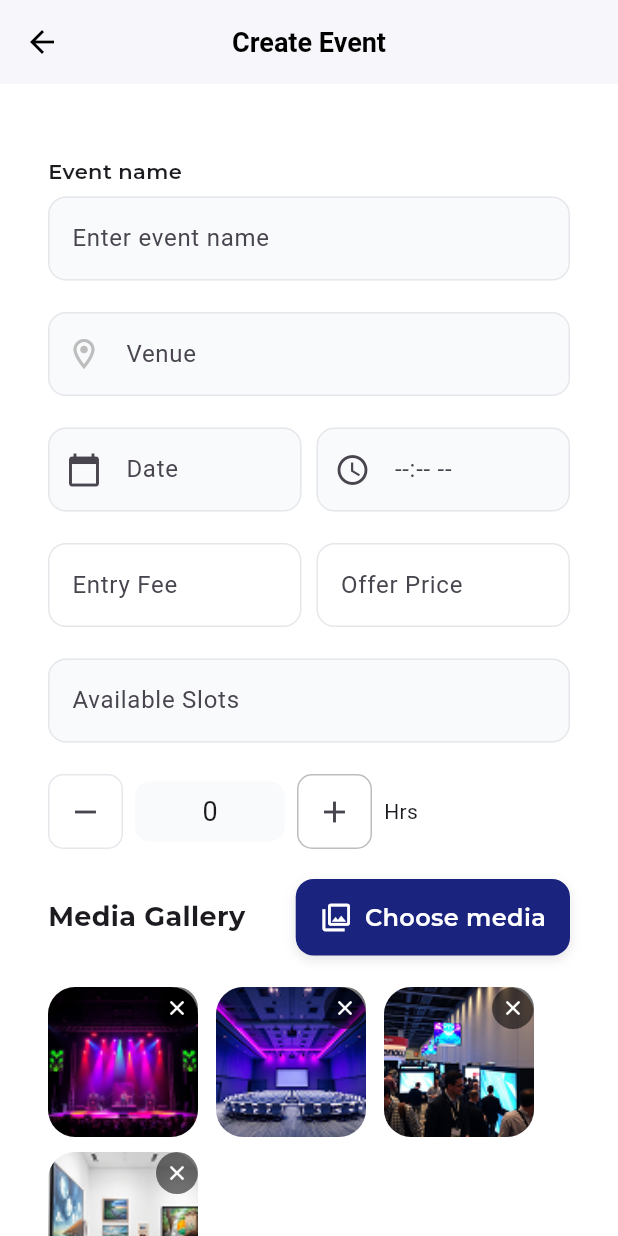
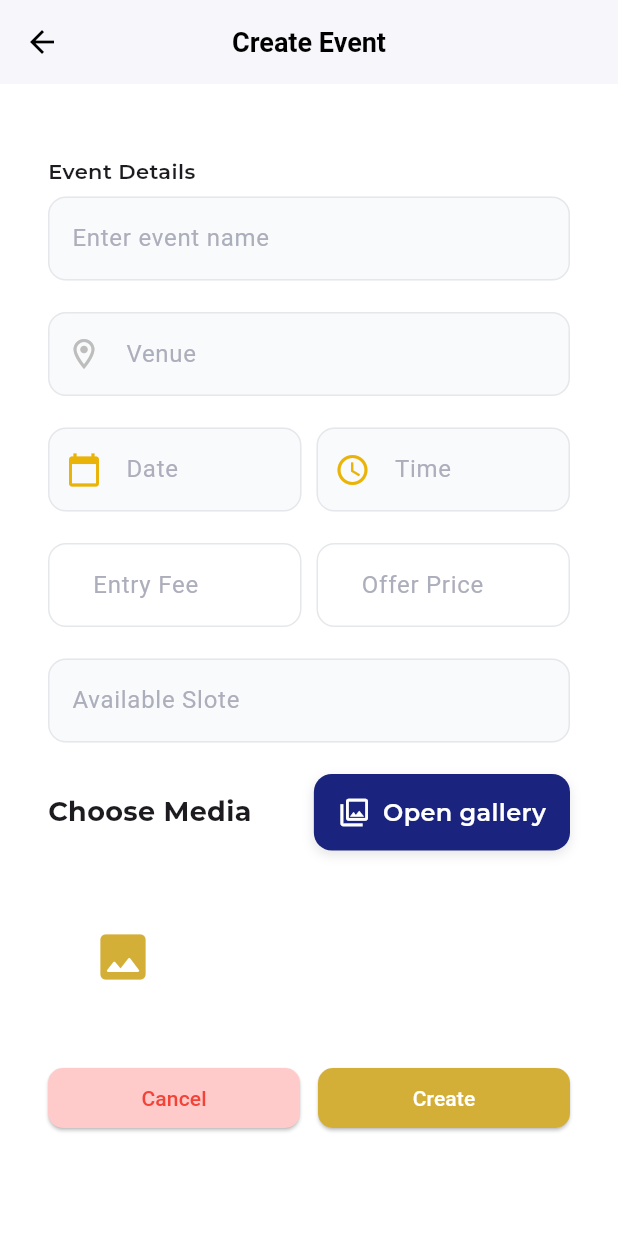
Before and after one commit to NizzCorp-O/eventivo, a Flutter app: the EventCreationScreen screen opened directly, on a phone screen of 412 x 824 dp. Run offline on Flutter 3.47's test engine with Material 3 defaults, Android fonts, the phone set to English and light mode, and no system bars; our stand-ins replace bloc, cloud_firestore, firebase_auth, firebase_core, firebase_storage, flutter_bloc and 1 more; accounts and stored records are empty.

Commit message:
updated event creation screen

```diff
--- a/lib/features/Events/Presentation/screens/admin_dashbord.dart/event_creation_screen.dart
+++ b/lib/features/Events/Presentation/screens/admin_dashbord.dart/event_creation_screen.dart
@@ -1,8 +1,12 @@
+import 'dart:io';
+
 import 'package:eventivo/core/constants/color_constants.dart/color_constant.dart';
 import 'package:eventivo/core/utils%20/fonts.dart';
+import 'package:eventivo/features/Events/Data/repositories/Event_repositories.dart';
 import 'package:eventivo/features/Events/Presentation/Bloc/event_bloc.dart';
 import 'package:flutter/material.dart';
 import 'package:flutter_bloc/flutter_bloc.dart';
+import 'package:image_picker/image_picker.dart';
 import 'package:intl/intl.dart';
 
 class EventCreationScreen extends StatelessWidget {
@@ -10,15 +14,9 @@ class EventCreationScreen extends StatelessWidget {
 
   @override
   Widget build(BuildContext context) {
+    final EventRepository eventrepo = EventRepository();
     TextEditingController dateController = TextEditingController();
     TextEditingController timeController = TextEditingController();
-
-    List<String> images = [
-      "assets/images/div (2).png",
-      "assets/images/hall.png",
-      "assets/images/img (2).png",
-      "assets/images/img (4).png",
-    ];
 
     return Scaffold(
       backgroundColor: ColorConstant.MainWhite,
@@ -50,7 +48,7 @@ class EventCreationScreen extends StatelessWidget {
                 children: [
                   const SizedBox(height: 16),
                   Text(
-                    "Event name",
+                    "Event Details",
                     style: TextStyle(
                       fontFamily: CustomFontss.fontFamily,
                       fontWeight: FontWeight.w500,
@@ -68,6 +66,7 @@ class EventCreationScreen extends StatelessWidget {
                         borderRadius: BorderRadius.circular(12),
                       ),
                       hintText: "Enter event name",
+                      hintStyle: TextStyle(color: ColorConstant.InputText),
                       enabledBorder: OutlineInputBorder(
                         borderSide: BorderSide(
                           color: ColorConstant.InputBorder,
@@ -92,6 +91,7 @@ class EventCreationScreen extends StatelessWidget {
                         borderRadius: BorderRadius.circular(12),
                       ),
                       hintText: "Venue",
+                      hintStyle: TextStyle(color: ColorConstant.InputText),
                       enabledBorder: OutlineInputBorder(
                         borderSide: BorderSide(
                           color: ColorConstant.InputBorder,
@@ -130,12 +130,15 @@ class EventCreationScreen extends StatelessWidget {
                                     ),
 
                                     hintText: "Date",
+                                    hintStyle: TextStyle(
+                                      color: ColorConstant.InputText,
+                                    ),
                                     prefixIcon: InkWell(
                                       onTap: () async {
                                         final pickedDate = await showDatePicker(
                                           context: context,
                                           initialDate: DateTime.now(),
-                                          firstDate: DateTime(2000),
+                                          firstDate: DateTime.now(),
                                           lastDate: DateTime(2100),
                                         );
                                         if (pickedDate != null) {
@@ -147,7 +150,10 @@ class EventCreationScreen extends StatelessWidget {
                                           );
                                         }
                                       },
-                                      child: Icon(Icons.calendar_today),
+                                      child: Icon(
+                                        Icons.calendar_today,
+                                        color: ColorConstant.GradientColor2,
+                                      ),
                                     ),
                                     border: OutlineInputBorder(
                                       borderRadius: BorderRadius.circular(10),
@@ -173,7 +179,10 @@ class EventCreationScreen extends StatelessWidget {
                                 fillColor: ColorConstant.textfieldBG,
                                 filled: true,
 
-                                hintText: "--:-- --",
+                                hintText: "Time",
+                                hintStyle: TextStyle(
+                                  color: ColorConstant.InputText,
+                                ),
                                 prefixIcon: InkWell(
                                   onTap: () async {
                                     final pickedTime = await showTimePicker(
@@ -186,7 +195,10 @@ class EventCreationScreen extends StatelessWidget {
                                       );
                                     }
                                   },
-                                  child: Icon(Icons.access_time),
+                                  child: Icon(
+                                    Icons.access_time,
+                                    color: ColorConstant.GradientColor2,
+                                  ),
                                 ),
                                 border: OutlineInputBorder(
                                   borderRadius: BorderRadius.circular(10),
@@ -213,7 +225,11 @@ class EventCreationScreen extends StatelessWidget {
                               ),
                               borderRadius: BorderRadius.circular(12),
                             ),
-                            labelText: "Entry Fee",
+                            hintText: "Entry Fee",
+                            hintStyle: TextStyle(
+                              color: ColorConstant.InputText,
+                            ),
+
                             prefixText: "\$ ",
                             border: OutlineInputBorder(
                               borderRadius: BorderRadius.circular(10),
@@ -233,7 +249,11 @@ class EventCreationScreen extends StatelessWidget {
                               ),
                               borderRadius: BorderRadius.circular(12),
                             ),
-                            labelText: "Offer Price",
+                            hintText: "Offer Price",
+
+                            hintStyle: TextStyle(
+                              color: ColorConstant.InputText,
+                            ),
                             prefixText: "\$ ",
                             border: OutlineInputBorder(
                               borderRadius: BorderRadius.circular(10),
@@ -257,8 +277,10 @@ class EventCreationScreen extends StatelessWidget {
                         ),
                         borderRadius: BorderRadius.circular(12),
                       ),
-                      labelText: "Available Slots",
-                      hintText: "Enter number of slots",
+
+                      hintText: "Available Slote",
+
+                      hintStyle: TextStyle(color: ColorConstant.InputText),
                       border: OutlineInputBorder(
                         borderRadius: BorderRadius.circular(10),
                       ),
@@ -267,53 +289,53 @@ class EventCreationScreen extends StatelessWidget {
                   SizedBox(height: 21),
 
                   // Cancellation Time
-                  Row(
-                    children: [
-                      Container(
-                        decoration: BoxDecoration(
-                          border: Border.all(color: ColorConstant.InputBorder),
-                          borderRadius: BorderRadius.circular(10),
-                        ),
-                        child: IconButton(
-                          onPressed: () {},
-                          icon: const Icon(Icons.remove),
-                        ),
-                      ),
-                      const SizedBox(width: 8),
-                      Container(
-                        width: 100,
-                        decoration: BoxDecoration(
-                          color: ColorConstant.textfieldBG,
-                          borderRadius: BorderRadius.circular(10),
-                        ),
-                        height: 40,
-                        child: const Center(
-                          child: Text("0", style: TextStyle(fontSize: 18)),
-                        ),
-                      ),
-                      const SizedBox(width: 8),
-                      Container(
-                        decoration: BoxDecoration(
-                          border: Border.all(color: Colors.grey.shade400),
-                          borderRadius: BorderRadius.circular(10),
-                        ),
-                        child: IconButton(
-                          onPressed: () {},
-                          icon: const Icon(Icons.add),
-                        ),
-                      ),
-                      const SizedBox(width: 8),
-                      const Text("Hrs"),
-                    ],
-                  ),
-                  const SizedBox(height: 20),
+                  // Row(
+                  //   children: [
+                  //     Container(
+                  //       decoration: BoxDecoration(
+                  //         border: Border.all(color: ColorConstant.InputBorder),
+                  //         borderRadius: BorderRadius.circular(10),
+                  //       ),
+                  //       child: IconButton(
+                  //         onPressed: () {},
+                  //         icon: const Icon(Icons.remove),
+                  //       ),
+                  //     ),
+                  //     const SizedBox(width: 8),
+                  //     Container(
+                  //       width: 100,
+                  //       decoration: BoxDecoration(
+                  //         color: ColorConstant.textfieldBG,
+                  //         borderRadius: BorderRadius.circular(10),
+                  //       ),
+                  //       height: 40,
+                  //       child: const Center(
+                  //         child: Text("0", style: TextStyle(fontSize: 18)),
+                  //       ),
+                  //     ),
+                  //     const SizedBox(width: 8),
+                  //     Container(
+                  //       decoration: BoxDecoration(
+                  //         border: Border.all(color: Colors.grey.shade400),
+                  //         borderRadius: BorderRadius.circular(10),
+                  //       ),
+                  //       child: IconButton(
+                  //         onPressed: () {},
+                  //         icon: const Icon(Icons.add),
+                  //       ),
+                  //     ),
+                  //     const SizedBox(width: 8),
+                  //     const Text("Hrs"),
+                  //   ],
+                  // ),
+                  // const SizedBox(height: 20),
 
                   // ---------------- Media Gallery Section ----------------
                   Row(
                     mainAxisAlignment: MainAxisAlignment.spaceBetween,
                     children: [
                       const Text(
-                        "Media Gallery",
+                        "Choose Media",
                         style: TextStyle(
                           fontFamily: CustomFontss.fontFamily,
                           fontSize: 18,
@@ -321,7 +343,7 @@ class EventCreationScreen extends StatelessWidget {
                         ),
                       ),
                       InkWell(
-                        onTap: () {
+                        onTap: () async {
                           context.read<EventBloc>().add(PickImageEvent());
                         },
                         child: Container(
@@ -351,7 +373,7 @@ class EventCreationScreen extends StatelessWidget {
                               ),
                               const SizedBox(width: 8),
                               Text(
-                                "Choose media",
+                                "Open gallery",
                                 style: TextStyle(
                                   fontFamily: CustomFontss.fontFamily,
                                   fontSize: 16,
@@ -367,28 +389,61 @@ class EventCreationScreen extends StatelessWidget {
                   ),
                   SizedBox(height: 21),
 
-                  Row(
+                  BlocListener<EventBloc, EventState>(
+                    listener: (context, state) {},
+                    child: BlocBuilder<EventBloc, EventState>(
+                      builder: (context, state) {
+                        if (state is EventLoaded && state.images.isNotEmpty) {
+                          return Row(
                             children: [
                               Expanded(
                                 child: GridView.builder(
                                   physics: NeverScrollableScrollPhysics(),
                                   shrinkWrap: true,
-                          itemCount: images.length,
+                                  itemCount: state.images.length > 5
+                                      ? 5
+                                      : state.images.length,
                                   gridDelegate:
-                              SliverGridDelegateWithFixedCrossAxisCount(
+                                      const SliverGridDelegateWithFixedCrossAxisCount(
+                                        crossAxisCount: 3,
+                                        mainAxisSpacing: 10,
                                         mainAxisExtent: 100,
-                                mainAxisSpacing: 10,
+                                      ),
+                                  itemBuilder: (context, index) {
+                                    return MediaSection(
+                                      onTap: () {
+                                        context.read<EventBloc>().add(
+                                          RemoveImageEvent(index: index),
+                                        );
+                                      },
+                                      mediaUrl: state.images[index],
+                                    );
+                                  },
+                                ),
+                              ),
+                              const SizedBox(width: 12),
+                            ],
+                          );
+                        }
 
-                                crossAxisCount: 3,
+                        return Container(
+                          child: Icon(
+                            Icons.image_rounded,
+                            size: 40,
+                            color: ColorConstant.GradientColor1,
                           ),
-                          itemBuilder: (context, index) =>
-                              MediaSection(mediaUrl: images[index]),
+                          width: 100,
+                          height: 100,
+                          margin: const EdgeInsets.only(right: 12),
+                          decoration: BoxDecoration(
+                            color: Colors.transparent,
+                            borderRadius: BorderRadius.circular(18),
+                          ),
+                        );
+                      },
                     ),
                   ),
 
-                      SizedBox(width: 12),
-                    ],
-                  ),
                   const SizedBox(height: 20),
 
                   // Cancel & Create Buttons
@@ -438,8 +493,9 @@ class EventCreationScreen extends StatelessWidget {
 }
 
 class MediaSection extends StatelessWidget {
-  final String mediaUrl;
-  const MediaSection({super.key, required this.mediaUrl});
+  final XFile mediaUrl;
+  final void Function()? onTap;
+  const MediaSection({super.key, required this.mediaUrl, this.onTap});
 
   @override
   Widget build(BuildContext context) {
@@ -452,7 +508,7 @@ class MediaSection extends StatelessWidget {
           decoration: BoxDecoration(
             borderRadius: BorderRadius.circular(18),
             image: DecorationImage(
-              image: AssetImage(mediaUrl),
+              image: FileImage(File(mediaUrl.path)),
               fit: BoxFit.cover,
             ),
           ),
@@ -461,7 +517,7 @@ class MediaSection extends StatelessWidget {
           right: 12,
           top: 0,
           child: GestureDetector(
-            onTap: () {},
+            onTap: onTap,
             child: Container(
               decoration: const BoxDecoration(
                 color: Colors.black54,
```
Lines whose indentation alone changed are shown as unchanged.
